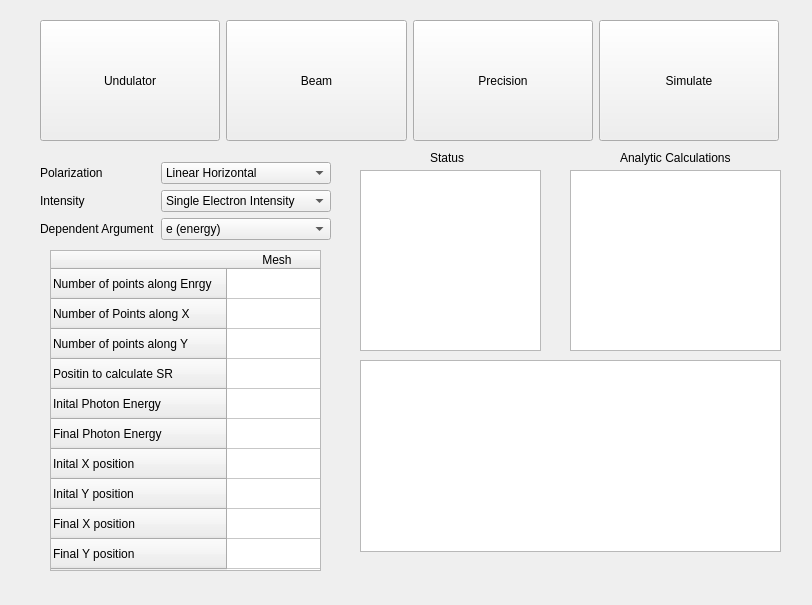
Qt form RadTrack/ui/newsrw.ui (aerosadegh/radtrack) before a commit.
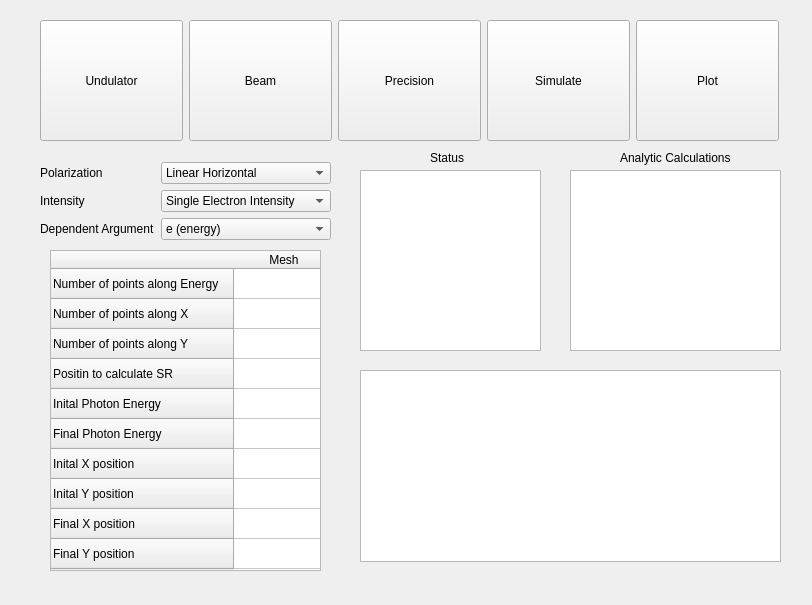
The same form after that commit.

```diff
--- a/RadTrack/ui/newsrw.ui
+++ b/RadTrack/ui/newsrw.ui
@@ -23,32 +23,6 @@
     </rect>
    </property>
    <layout class="QGridLayout" name="gridLayout">
-    <item row="0" column="2">
-     <widget class="QPushButton" name="pushButton_3">
-      <property name="sizePolicy">
-       <sizepolicy hsizetype="Minimum" vsizetype="MinimumExpanding">
-        <horstretch>0</horstretch>
-        <verstretch>0</verstretch>
-       </sizepolicy>
-      </property>
-      <property name="text">
-       <string>Precision</string>
-      </property>
-     </widget>
-    </item>
-    <item row="0" column="1">
-     <widget class="QPushButton" name="pushButton_2">
-      <property name="sizePolicy">
-       <sizepolicy hsizetype="Minimum" vsizetype="MinimumExpanding">
-        <horstretch>0</horstretch>
-        <verstretch>0</verstretch>
-       </sizepolicy>
-      </property>
-      <property name="text">
-       <string>Beam</string>
-      </property>
-     </widget>
-    </item>
     <item row="0" column="3">
      <widget class="QPushButton" name="pushButton_4">
       <property name="sizePolicy">
@@ -62,6 +36,19 @@
       </property>
      </widget>
     </item>
+    <item row="0" column="1">
+     <widget class="QPushButton" name="beam">
+      <property name="sizePolicy">
+       <sizepolicy hsizetype="Minimum" vsizetype="MinimumExpanding">
+        <horstretch>0</horstretch>
+        <verstretch>0</verstretch>
+       </sizepolicy>
+      </property>
+      <property name="text">
+       <string>Beam</string>
+      </property>
+     </widget>
+    </item>
     <item row="0" column="0">
      <widget class="QPushButton" name="pushButton">
       <property name="sizePolicy">
@@ -75,6 +62,32 @@
       </property>
      </widget>
     </item>
+    <item row="0" column="2">
+     <widget class="QPushButton" name="precision">
+      <property name="sizePolicy">
+       <sizepolicy hsizetype="Minimum" vsizetype="MinimumExpanding">
+        <horstretch>0</horstretch>
+        <verstretch>0</verstretch>
+       </sizepolicy>
+      </property>
+      <property name="text">
+       <string>Precision</string>
+      </property>
+     </widget>
+    </item>
+    <item row="0" column="4">
+     <widget class="QPushButton" name="plot">
+      <property name="sizePolicy">
+       <sizepolicy hsizetype="Minimum" vsizetype="MinimumExpanding">
+        <horstretch>0</horstretch>
+        <verstretch>0</verstretch>
+       </sizepolicy>
+      </property>
+      <property name="text">
+       <string>Plot</string>
+      </property>
+     </widget>
+    </item>
    </layout>
   </widget>
   <widget class="QWidget" name="formLayoutWidget_4">
@@ -244,12 +257,12 @@
    </property>
    <row>
     <property name="text">
-     <string>Number of points along Enrgy</string>
+     <string>Number of points along Energy</string>
     </property>
    </row>
    <row>
     <property name="text">
-     <string>Number of Points along X</string>
+     <string>Number of points along X</string>
     </property>
    </row>
    <row>
@@ -302,7 +315,7 @@
    <property name="geometry">
     <rect>
      <x>360</x>
-     <y>360</y>
+     <y>370</y>
      <width>421</width>
      <height>192</height>
     </rect>
```
Left out of the diff: 18 changed lines with no effect on the pictures.
